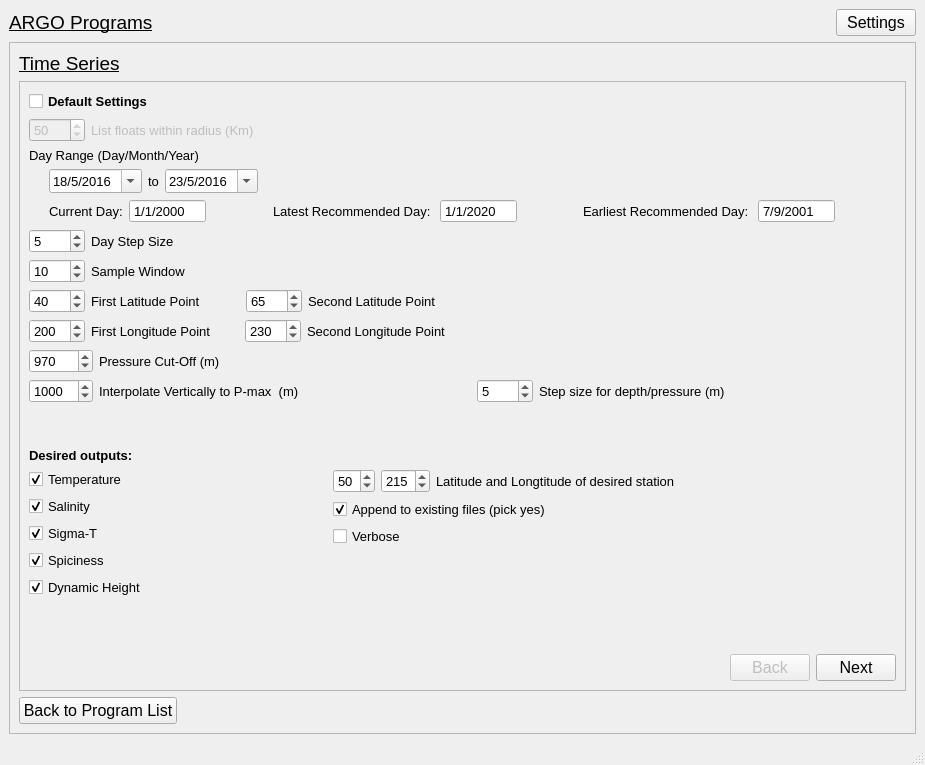
Qt form ui_Files/MainApp.ui (CallumColvine/ARGO-Float-Software) before a commit.
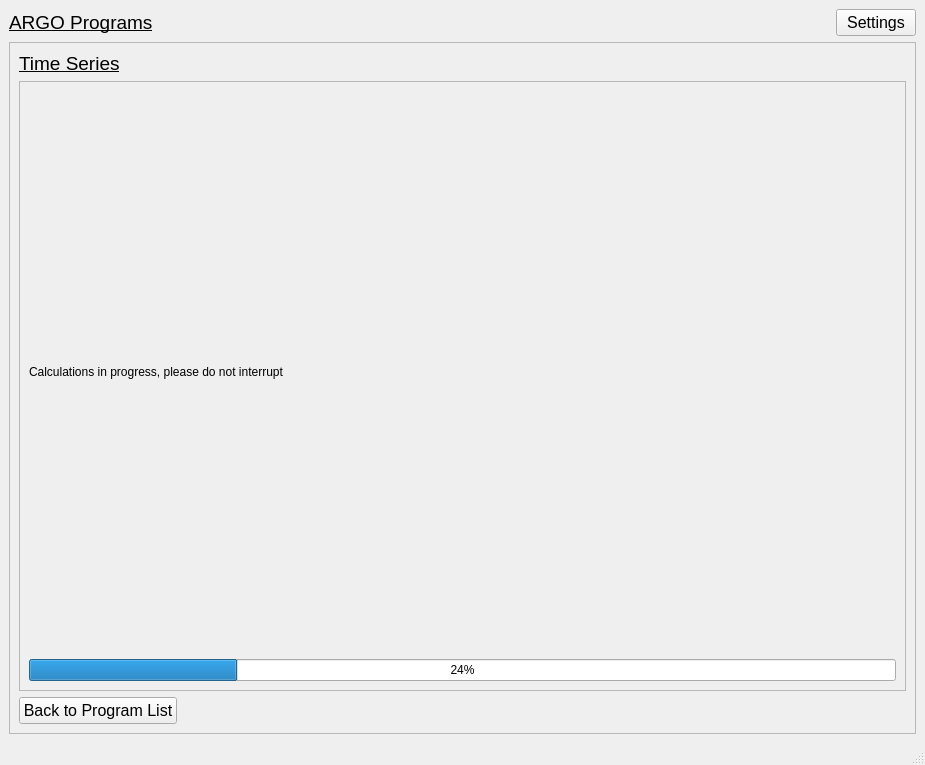
The same form after that commit. The open tabs and pages were chosen to show the change.

Commit message: Fixed TS_Dh.csv Dynamic Height output. All outputs seem reasonable from TimeSeries now

```diff
--- a/ui_Files/MainApp.ui
+++ b/ui_Files/MainApp.ui
@@ -1282,6 +1282,24 @@
             </item>
            </layout>
           </widget>
+          <widget class="QWidget" name="pleaseWaitPage">
+           <layout class="QVBoxLayout" name="verticalLayout_8">
+            <item>
+             <widget class="QLabel" name="label_18">
+              <property name="text">
+               <string>Calculations in progress, please do not interrupt</string>
+              </property>
+             </widget>
+            </item>
+            <item>
+             <widget class="QProgressBar" name="calculationProgressBar">
+              <property name="value">
+               <number>24</number>
+              </property>
+             </widget>
+            </item>
+           </layout>
+          </widget>
           <widget class="QWidget" name="calculationsPage">
            <layout class="QVBoxLayout" name="verticalLayout_7">
             <item>
```
Left out of the diff: 2 changed lines with no effect on the pictures. The commit also changes 2 other files.
